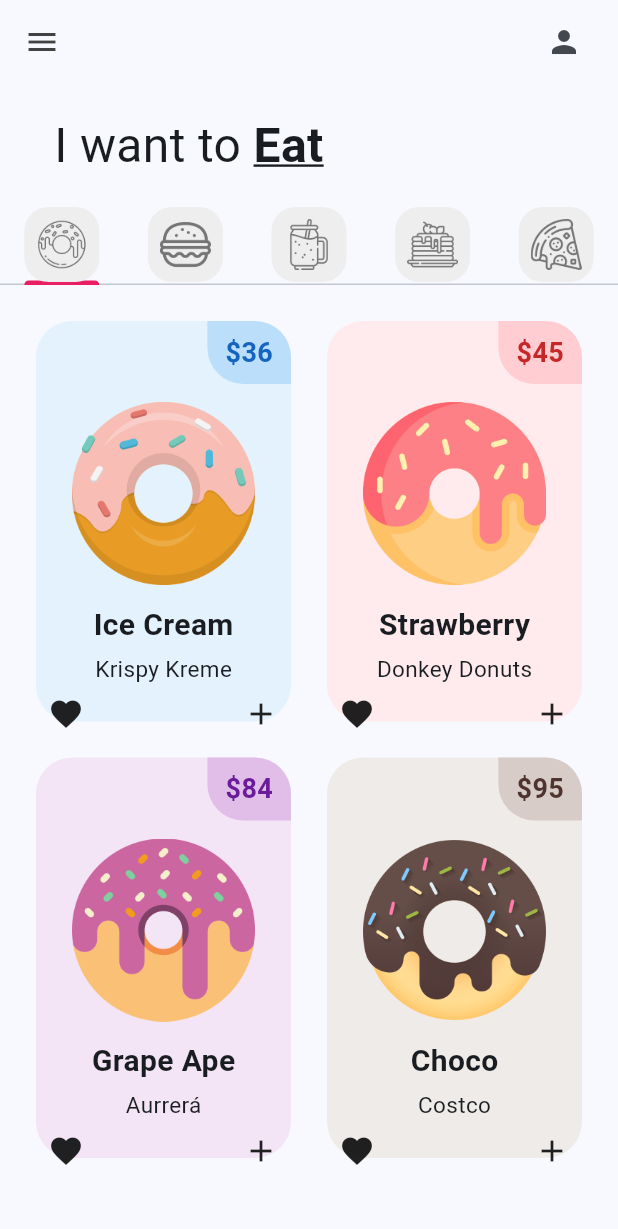
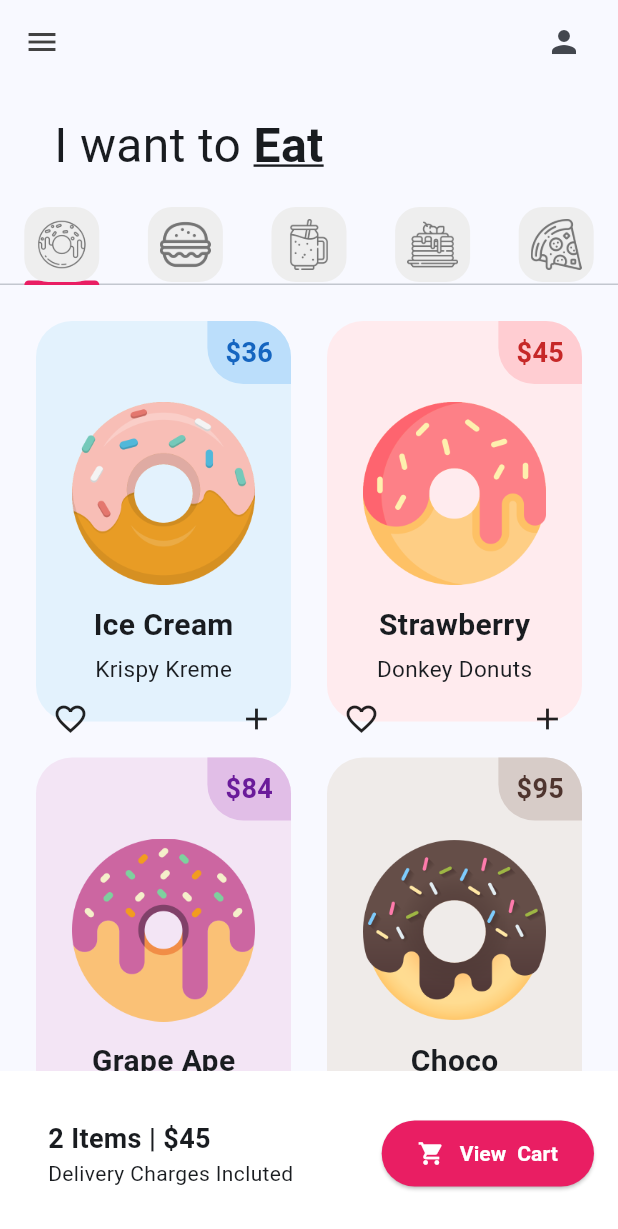
Before and after one commit to DarlaSolis/donut_app_2c_solis, a Flutter app: the screen it shows after launch, on a phone screen of 412 x 824 dp. Shown: the top 1229 px of the screen. Run offline on Flutter 3.47's test engine with Material 3 defaults, Android fonts, the phone set to English and light mode, and no system bars.

Commit message:
UI finished

```diff
--- a/lib/pages/home_page.dart
+++ b/lib/pages/home_page.dart
@@ -71,8 +71,50 @@ class _HomePageState extends State<HomePage> {
                     PizzaTab()
                   ],
                 ),
+              ),
+              //Carrito (Cart)
+              Container(
+                color: Colors.white,
+                padding: EdgeInsets.all(16),
+                child: Row(
+                  //Alinear los elementos a los extremos
+                  mainAxisAlignment: MainAxisAlignment.spaceBetween,
+                  children: [
+                    Padding(
+                      padding: const EdgeInsets.all(16),
+                      child: Column(
+                        //Alinear horizontalmente una columna
+                        crossAxisAlignment: CrossAxisAlignment.start,
+                        children: [
+                          Text(
+                              style: TextStyle(
+                                  fontWeight: FontWeight.bold, fontSize: 18),
+                              "2 Items | \$45"),
+                          Text('Delivery Charges Incluted'),
+                        ],
+                      ),
+                    ),
+                    ElevatedButton(
+                        onPressed: () {},
+                        style: ElevatedButton.styleFrom(
+                            backgroundColor: Colors.pink,
+                            padding: EdgeInsets.symmetric(
+                                horizontal: 24, vertical: 12)),
+                        child: Row(
+                          children: [
+                            Icon(Icons.shopping_cart, color: Colors.white),
+                            SizedBox(width: 10),
+                            Text(
+                              'View  Cart',
+                              style: TextStyle(
+                                  color: Colors.white,
+                                  fontWeight: FontWeight.bold),
+                            ),
+                          ],
+                        ))
+                  ],
+                ),
               )
-              //Carrito (Cart)
             ],
           )),
     );
--- a/lib/utils/donut_tile.dart
+++ b/lib/utils/donut_tile.dart
@@ -72,11 +72,11 @@ class DonutTile extends StatelessWidget {
 
             //Iconos
             Padding(
-              padding: const EdgeInsets.all(8.0),
+              padding: const EdgeInsets.all(11),
               child: Row(
                 mainAxisAlignment: MainAxisAlignment.spaceBetween,
                 children: [
-                  Icon(Icons.favorite),
+                  Icon(Icons.favorite_border),
                   Icon(Icons.add),
                 ],
               ),
```
